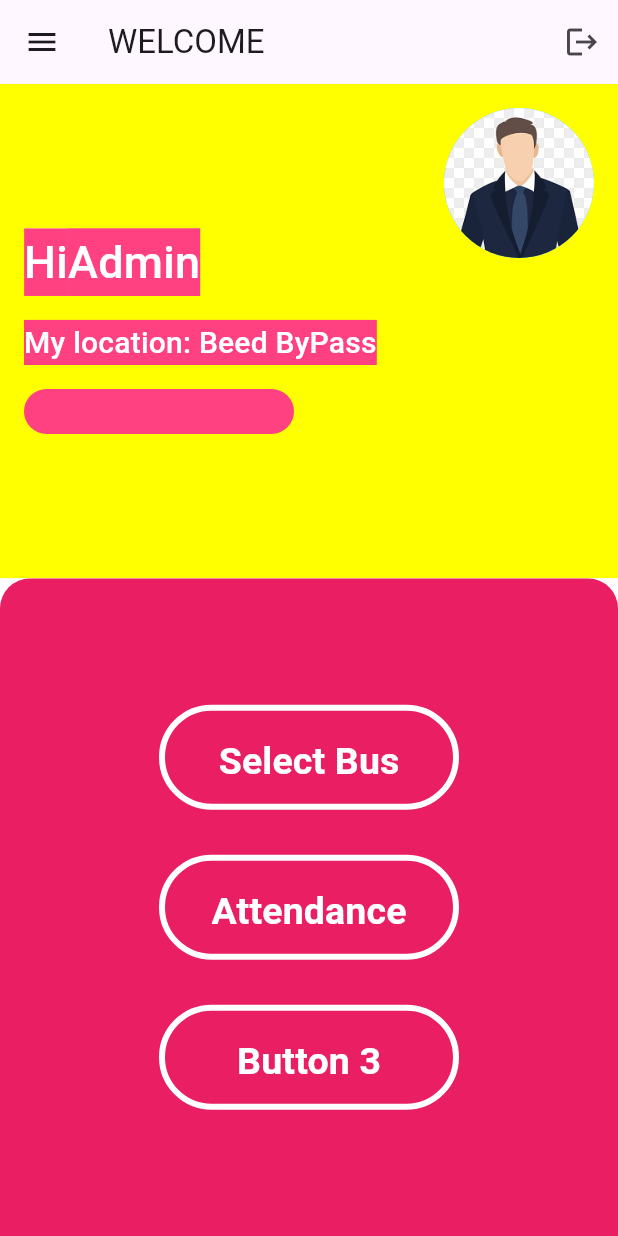
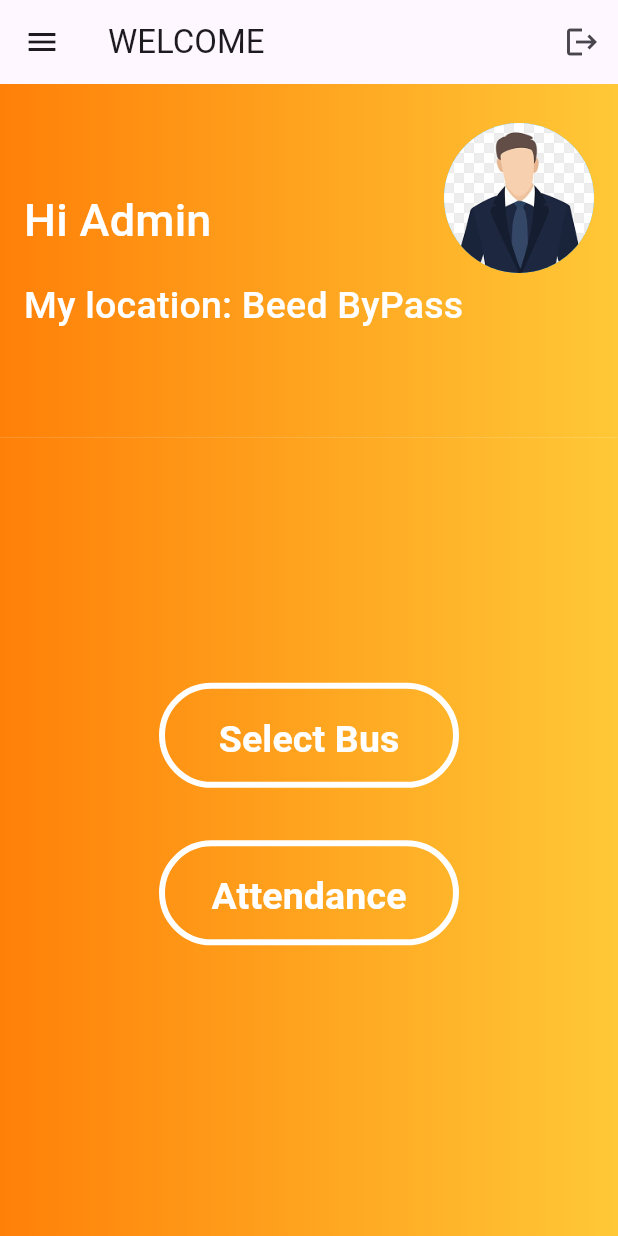
Before and after one commit to vaibhavnavghare4253/bustrack, a Flutter app: the screen it shows once a user with an empty profile is signed in, on a phone screen of 412 x 824 dp. Run offline on Flutter 3.47's test engine with Material 3 defaults, Android fonts, the phone set to English and light mode, and no system bars; our stand-ins replace firebase_auth, firebase_core, google_maps_flutter, location; missing offline and left inert: flutter_polyline_points; accounts and stored records are empty.

Commit message:
home page designed changed

```diff
--- a/lib/pages/interpage.dart
+++ b/lib/pages/interpage.dart
@@ -10,10 +10,12 @@ class Tryoff extends StatelessWidget {
   @override
   Widget build(BuildContext context) {
     return Scaffold(
+
       appBar: AppBar(
         title: Text('WELCOME'),
         actions: [
           IconButton(
+
             icon: Icon(Icons.logout),
             onPressed: () {
               // Perform logout action here
@@ -27,7 +29,12 @@ class Tryoff extends StatelessWidget {
           children: <Widget>[
             const DrawerHeader(
               decoration: BoxDecoration(
-                color: Colors.blue,
+                gradient: LinearGradient(
+                    colors: [
+                      Color(0xffff8008),
+                      Color(0xffffc837),
+                    ]
+                ),
               ),
               child: Column(
                 mainAxisAlignment: MainAxisAlignment.center,
@@ -83,10 +90,18 @@ class Tryoff extends StatelessWidget {
           Column(
             children: [
               Container(
+                // height: double.infinity,
+                // width: double.infinity,
                 width: MediaQuery.of(context).size.width,
-                height: MediaQuery.of(context).size.height / 2.5,
+                height: MediaQuery.of(context).size.height / 3.5,
                 decoration: BoxDecoration(
-                  color: Colors.yellowAccent,
+                  gradient: LinearGradient(
+                    colors: [
+                      Color(0xffff8008),
+                      Color(0xffffc837),
+                    ]
+                  ),
+                  // color: Colors.yellowAccent,
                 ),
                 child: Align(
                   alignment: Alignment.centerLeft,
@@ -100,21 +115,21 @@ class Tryoff extends StatelessWidget {
                           mainAxisAlignment: MainAxisAlignment.start,
                           children: [
                             Container(
-                              color: Colors.white,
+                              // color: Colors.white,
                               child: Text(
-                                'Hi',
+                                'Hi ',
                                 style: Theme.of(context)
                                     .textTheme
                                     .titleMedium!
                                     .copyWith(
                                     fontWeight: FontWeight.w500,
                                     fontSize: 30,
-                                    backgroundColor: Colors.pinkAccent,
+                                    // backgroundColor: Colors.pinkAccent,
                                     color: Colors.white),
                               ),
                             ),
                             Container(
-                              color: Colors.pink.shade200,
+                              // color: Colors.pink.shade200,
                               child: Text(
                                 'Admin',
                                 style: Theme.of(context)
@@ -123,7 +138,7 @@ class Tryoff extends StatelessWidget {
                                     .copyWith(
                                     fontWeight: FontWeight.w500,
                                     fontSize: 30,
-                                    backgroundColor: Colors.pinkAccent,
+                                    // backgroundColor: Colors.pinkAccent,
                                     color: Colors.white),
                               ),
                             ),
@@ -131,30 +146,30 @@ class Tryoff extends StatelessWidget {
                         ),
                         SizedBox(height: 16),
                         Container(
-                          color: Colors.pinkAccent,
+                          // color: Colors.pinkAccent,
                           child: Text(
                             'My location: Beed ByPass',
                             style: Theme.of(context)
                                 .textTheme
                                 .titleMedium!
                                 .copyWith(
-                                fontSize: 20,
-                                backgroundColor: Colors.pinkAccent,
+                                fontSize: 25,
+                                // backgroundColor: Colors.pinkAccent,
                                 color: Colors.white),
                           ),
                         ),
-                        SizedBox(height: 16),
-                        Align(
-                          alignment: Alignment.centerLeft,
-                          child: Container(
-                            width: 180,
-                            height: 30,
-                            decoration: BoxDecoration(
-                              color: Colors.pinkAccent,
-                              borderRadius: BorderRadius.circular(20),
-                            ),
-                          ),
-                        ),
+                        // SizedBox(height: 16),
+                        // Align(
+                        //   alignment: Alignment.centerLeft,
+                        //   child: Container(
+                        //     width: 180,
+                        //     height: 30,
+                        //     decoration: BoxDecoration(
+                        //       color: Colors.pinkAccent,
+                        //       borderRadius: BorderRadius.circular(20),
+                        //     ),
+                        //   ),
+                        // ),
                       ],
                     ),
                   ),
@@ -166,11 +181,17 @@ class Tryoff extends StatelessWidget {
                   child: Container(
                     width: MediaQuery.of(context).size.width,
                     decoration: const BoxDecoration(
-                      color: Colors.pink,
-                      borderRadius: BorderRadius.only(
-                        topLeft: Radius.circular(20),
-                        topRight: Radius.circular(20),
+                      gradient: LinearGradient(
+                          colors: [
+                            Color(0xffff8008),
+                            Color(0xffffc837),
+                          ]
                       ),
+                      // color: Colors.yellowAccent,
+                      // borderRadius: BorderRadius.only(
+                      //   topLeft: Radius.circular(20),
+                      //   topRight: Radius.circular(20),
+                      // ),
                     ),
                     child: Column(
                       mainAxisAlignment: MainAxisAlignment.center,
@@ -201,7 +222,7 @@ class Tryoff extends StatelessWidget {
                             ),
                           ),
                         ),
-                        SizedBox(height: 30),
+                        SizedBox(height: 35),
                         OutlinedButton(
                           onPressed: () {
                             Navigator.push(
@@ -229,28 +250,28 @@ class Tryoff extends StatelessWidget {
                           ),
                         ),
                         SizedBox(height: 30),
-                        OutlinedButton(
-                          onPressed: () {
-                            // Perform an action when the third button is pressed
-                          },
-                          style: OutlinedButton.styleFrom(
-                            foregroundColor: Colors.white,
-                            side: const BorderSide(
-                                color: Colors.white, width: 4),
-                            padding: const EdgeInsets.symmetric(
-                                horizontal: 20, vertical: 20),
-                            minimumSize: Size(200, 50),
-                            maximumSize: Size(200, 70),
-                          ),
-                          child: const Text(
-                            'Button 3',
-                            style: TextStyle(
-                              fontSize: 25,
-                              fontWeight: FontWeight.bold,
-                              color: Colors.white,
-                            ),
-                          ),
-                        ),
+                        // OutlinedButton(
+                        //   onPressed: () {
+                        //     // Perform an action when the third button is pressed
+                        //   },
+                        //   style: OutlinedButton.styleFrom(
+                        //     foregroundColor: Colors.white,
+                        //     side: const BorderSide(
+                        //         color: Colors.white, width: 4),
+                        //     padding: const EdgeInsets.symmetric(
+                        //         horizontal: 20, vertical: 20),
+                        //     minimumSize: Size(200, 50),
+                        //     maximumSize: Size(200, 70),
+                        //   ),
+                        //   child: const Text(
+                        //     'Button 3',
+                        //     style: TextStyle(
+                        //       fontSize: 25,
+                        //       fontWeight: FontWeight.bold,
+                        //       color: Colors.white,
+                        //     ),
+                        //   ),
+                        // ),
                       ],
                     ),
                   ),
@@ -259,7 +280,7 @@ class Tryoff extends StatelessWidget {
             ],
           ),
           Positioned(
-            top: 16,
+            top: 26,
             right: 16,
             child: CircleAvatar(
               radius: 50.0,
```
